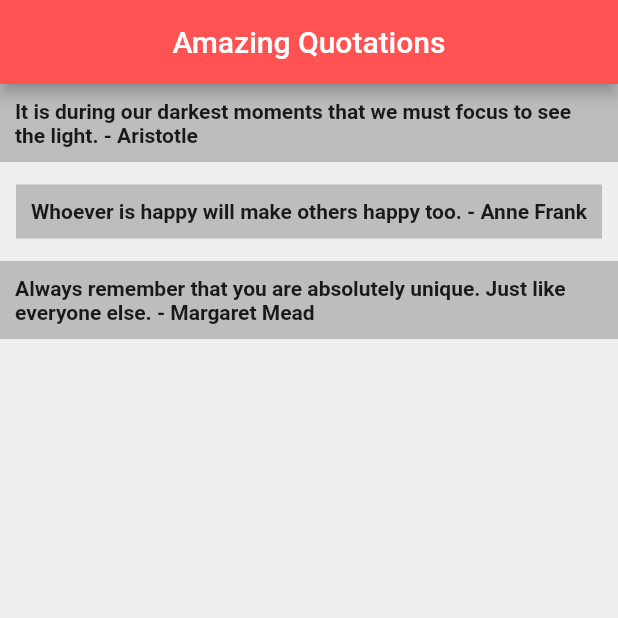
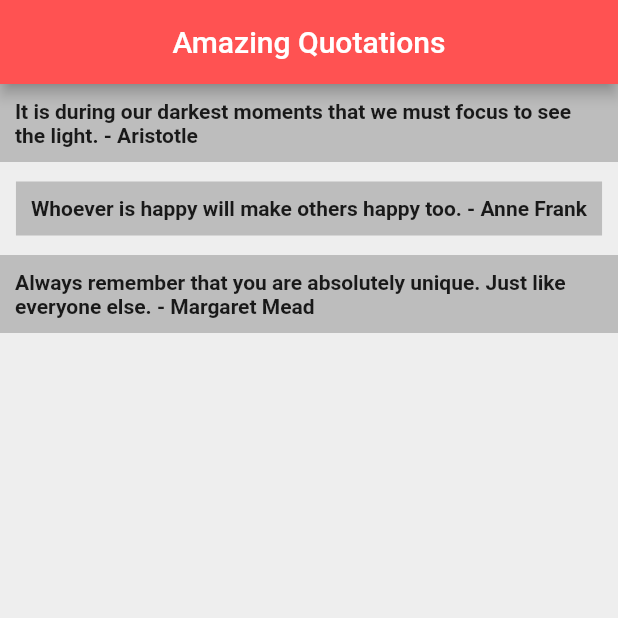
Before and after one commit to Um-e-Hani/FlutterQuotesApp, a Flutter app: the screen it shows after launch, on a phone screen of 412 x 824 dp, the top half of it. Run offline on Flutter 3.47's test engine with Material 2 defaults, Android fonts, the phone set to English and light mode, and no system bars.

```diff
--- a/lib/main.dart
+++ b/lib/main.dart
@@ -39,7 +39,7 @@ class _QuoteListState extends State<QuoteList> {
                           style: TextStyle(fontWeight: FontWeight.bold),
                         )),
                     SizedBox(
-                      height: 5.0,
+                      height: 3.0,
                     ),
                   ],
                 )))
```
Also changed, not shown: 1 other file.
